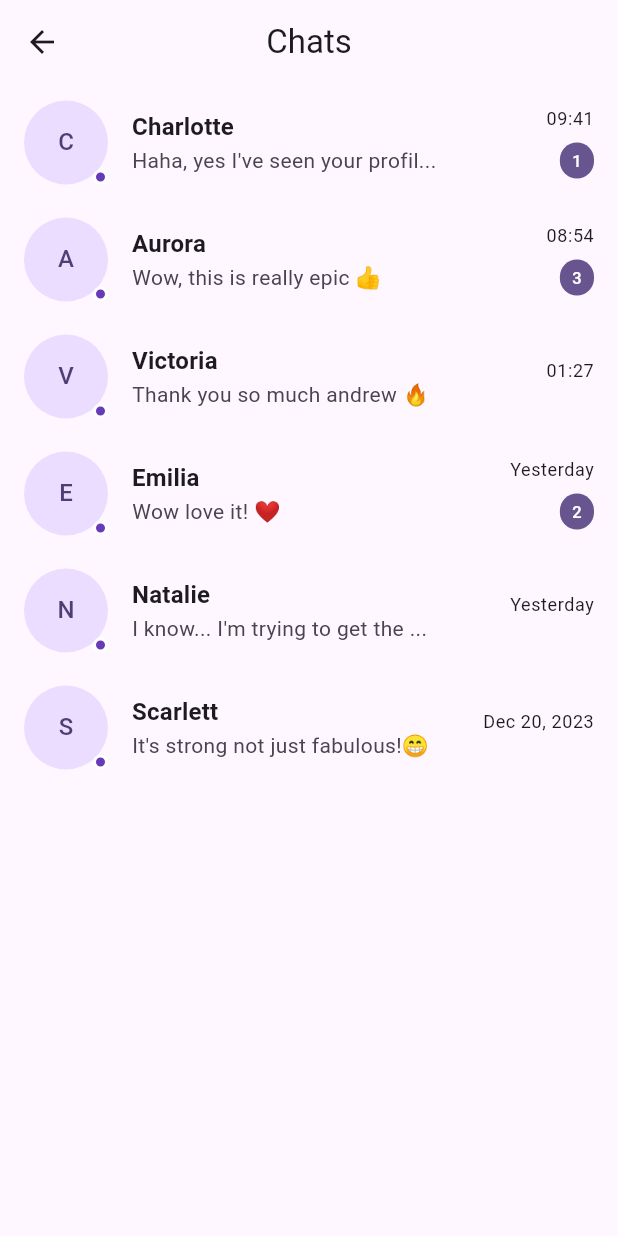
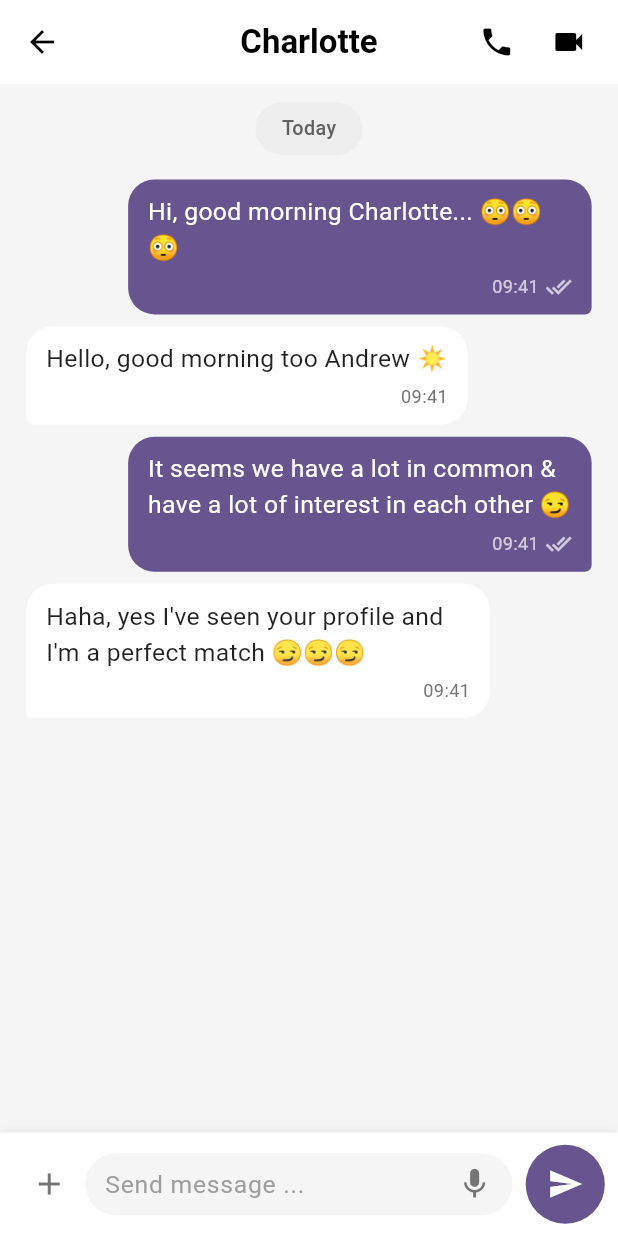
Before and after one commit to nishant678/bondlyze, a Flutter app: the ChatScreen screen opened directly, after a tap on an icon or button, on a phone screen of 412 x 824 dp. Run offline on Flutter 3.47's test engine with Material 3 defaults, Android fonts, the light colour scheme and no system bars; our stand-ins replace flutter_screenutil, get_it.

Commit message:
new changes in message screen

```diff
--- a/lib/config/routes/routes.dart
+++ b/lib/config/routes/routes.dart
@@ -2,6 +2,7 @@ import 'package:bondlyze/config/routes/routes_name.dart';
 import 'package:bondlyze/view/bottom_bar.dart';
 import 'package:bondlyze/view/home_screen.dart';
 import 'package:bondlyze/view/login_screen.dart';
+import 'package:bondlyze/view/message_screen.dart';
 import 'package:bondlyze/view/splash_screen.dart';
 import 'package:flutter/material.dart';
 
@@ -20,6 +21,13 @@ class Routes {
       case RoutesName.login:
         return MaterialPageRoute(builder: (BuildContext context) => const LoginScreen());
 
+      case RoutesName.message:
+        final args = settings.arguments as Map<String, dynamic>?;
+        final contactName = args?['contactName'] as String? ?? 'Charlotte';
+        return MaterialPageRoute(
+          builder: (BuildContext context) => MessageScreen(contactName: contactName),
+        );
+
       default:
         return MaterialPageRoute(builder: (_) {
           return const Scaffold(
--- a/lib/config/routes/routes_name.dart
+++ b/lib/config/routes/routes_name.dart
@@ -10,6 +10,7 @@ class RoutesName {
   //home screen routes name
   static const String home = 'home_screen' ;
   static const String bottom_bar = 'bottom_bar' ;
+  static const String message = 'message_screen' ;
 
 
 }
--- /dev/null
+++ b/lib/model/chat_message_model.dart
@@ -0,0 +1,14 @@
+
+class ChatMessage {
+  final String text;
+  final bool isSent;
+  final String time;
+  final bool isRead;
+
+  ChatMessage({
+    required this.text,
+    required this.isSent,
+    required this.time,
+    this.isRead = false,
+  });
+}
--- /dev/null
+++ b/lib/view/message_screen.dart
@@ -0,0 +1,359 @@
+import 'package:bondlyze/model/chat_message_model.dart';
+import 'package:flutter/material.dart';
+import 'package:bondlyze/utils/responsive.dart';
+
+class MessageScreen extends StatefulWidget {
+  final String contactName;
+
+  const MessageScreen({
+    super.key,
+    this.contactName = 'Charlotte',
+  });
+
+  @override
+  State<MessageScreen> createState() => _MessageScreenState();
+}
+
+class _MessageScreenState extends State<MessageScreen> {
+  final TextEditingController _messageController = TextEditingController();
+  final List<ChatMessage> _messages = [
+    ChatMessage(
+      text: "Hi, good morning Charlotte... 😳😳😳",
+      isSent: true,
+      time: "09:41",
+      isRead: true,
+    ),
+    ChatMessage(
+      text: "Hello, good morning too Andrew ☀️",
+      isSent: false,
+      time: "09:41",
+    ),
+    ChatMessage(
+      text: "It seems we have a lot in common & have a lot of interest in each other 😏",
+      isSent: true,
+      time: "09:41",
+      isRead: true,
+    ),
+    ChatMessage(
+      text: "Haha, yes I've seen your profile and I'm a perfect match 😏😏😏",
+      isSent: false,
+      time: "09:41",
+    ),
+  ];
+
+  @override
+  void dispose() {
+    _messageController.dispose();
+    super.dispose();
+  }
+
+  @override
+  Widget build(BuildContext context) {
+    final theme = Theme.of(context);
+    final primaryColor = theme.colorScheme.primary;
+
+    return Scaffold(
+      backgroundColor: Colors.grey[100],
+      appBar: AppBar(
+        elevation: 0,
+        backgroundColor: Colors.white,
+        leading: IconButton(
+          icon: const Icon(Icons.arrow_back, color: Colors.black),
+          onPressed: () => Navigator.of(context).pop(),
+        ),
+        title: Text(
+          widget.contactName,
+          style: theme.textTheme.titleLarge?.copyWith(
+            fontWeight: FontWeight.w600,
+            color: Colors.black,
+          ),
+        ),
+        centerTitle: true,
+        actions: [
+          IconButton(
+            icon: const Icon(Icons.phone, color: Colors.black),
+            onPressed: () {},
+          ),
+          IconButton(
+            icon: const Icon(Icons.videocam, color: Colors.black),
+            onPressed: () {},
+          ),
+          SizedBox(width: context.rw(8)),
+        ],
+      ),
+      body: Column(
+        children: [
+          Expanded(
+            child: ListView(
+              padding: EdgeInsets.symmetric(vertical: context.rh(12)),
+              children: [
+                _DateSeparator(label: 'Today'),
+                SizedBox(height: context.rh(16)),
+                ..._messages.map((msg) => _ChatBubble(
+                  message: msg,
+                  primaryColor: primaryColor,
+                )),
+                SizedBox(height: context.rh(8)),
+              ],
+            ),
+          ),
+          _MessageInputField(
+            controller: _messageController,
+            primaryColor: primaryColor,
+            onSend: () {
+              if (_messageController.text.trim().isNotEmpty) {
+                setState(() {
+                  _messages.add(ChatMessage(
+                    text: _messageController.text.trim(),
+                    isSent: true,
+                    time: _formatTime(DateTime.now()),
+                    isRead: false,
+                  ));
+                });
+                _messageController.clear();
+              }
+            },
+          ),
+        ],
+      ),
+    );
+  }
+
+  String _formatTime(DateTime time) {
+    return '${time.hour.toString().padLeft(2, '0')}:${time.minute.toString().padLeft(2, '0')}';
+  }
+}
+
+
+class _DateSeparator extends StatelessWidget {
+  final String label;
+
+  const _DateSeparator({required this.label});
+
+  @override
+  Widget build(BuildContext context) {
+    return Center(
+      child: Container(
+        padding: context.pxy(16, 8),
+        decoration: BoxDecoration(
+          color: Colors.grey[200],
+          borderRadius: BorderRadius.circular(20),
+        ),
+        child: Text(
+          label,
+          style: TextStyle(
+            fontSize: context.rf(12),
+            color: Colors.grey[700],
+            fontWeight: FontWeight.w500,
+          ),
+        ),
+      ),
+    );
+  }
+}
+
+class _ChatBubble extends StatelessWidget {
+  final ChatMessage message;
+  final Color primaryColor;
+
+  const _ChatBubble({
+    required this.message,
+    required this.primaryColor,
+  });
+
+  @override
+  Widget build(BuildContext context) {
+    if (message.isSent) {
+      return Padding(
+        padding: EdgeInsets.only(
+          left: context.rw(60),
+          right: context.rw(16),
+          bottom: context.rh(8),
+        ),
+        child: Align(
+          alignment: Alignment.centerRight,
+          child: Container(
+            constraints: BoxConstraints(maxWidth: context.sw(0.75)),
+            padding: context.pxy(12, 10),
+            decoration: BoxDecoration(
+              color: primaryColor,
+              borderRadius: BorderRadius.only(
+                topLeft: Radius.circular(context.rw(16)),
+                topRight: Radius.circular(context.rw(16)),
+                bottomLeft: Radius.circular(context.rw(16)),
+                bottomRight: Radius.circular(context.rw(4)),
+              ),
+            ),
+            child: Column(
+              crossAxisAlignment: CrossAxisAlignment.end,
+              children: [
+                Text(
+                  message.text,
+                  style: TextStyle(
+                    color: Colors.white,
+                    fontSize: context.rf(15),
+                  ),
+                ),
+                SizedBox(height: context.rh(4)),
+                Row(
+                  mainAxisSize: MainAxisSize.min,
+                  children: [
+                    Text(
+                      message.time,
+                      style: TextStyle(
+                        color: Colors.white70,
+                        fontSize: context.rf(11),
+                      ),
+                    ),
+                    SizedBox(width: context.rw(4)),
+                    Icon(
+                      message.isRead ? Icons.done_all : Icons.done,
+                      size: context.rf(16),
+                      color: Colors.white70,
+                    ),
+                  ],
+                ),
+              ],
+            ),
+          ),
+        ),
+      );
+    } else {
+      return Padding(
+        padding: EdgeInsets.only(
+          left: context.rw(16),
+          right: context.rw(60),
+          bottom: context.rh(8),
+        ),
+        child: Align(
+          alignment: Alignment.centerLeft,
+          child: Container(
+            constraints: BoxConstraints(maxWidth: context.sw(0.75)),
+            padding: context.pxy(12, 10),
+            decoration: BoxDecoration(
+              color: Colors.white,
+              borderRadius: BorderRadius.only(
+                topLeft: Radius.circular(context.rw(16)),
+                topRight: Radius.circular(context.rw(16)),
+                bottomLeft: Radius.circular(context.rw(4)),
+                bottomRight: Radius.circular(context.rw(16)),
+              ),
+            ),
+            child: Column(
+              crossAxisAlignment: CrossAxisAlignment.end,
+              children: [
+                Text(
+                  message.text,
+                  style: TextStyle(
+                    color: Colors.black87,
+                    fontSize: context.rf(15),
+                  ),
+                ),
+                SizedBox(height: context.rh(4)),
+                Text(
+                  message.time,
+                  style: TextStyle(
+                    color: Colors.grey[600],
+                    fontSize: context.rf(11),
+                  ),
+                ),
+              ],
+            ),
+          ),
+        ),
+      );
+    }
+  }
+}
+
+class _MessageInputField extends StatelessWidget {
+  final TextEditingController controller;
+  final Color primaryColor;
+  final VoidCallback onSend;
+
+  const _MessageInputField({
+    required this.controller,
+    required this.primaryColor,
+    required this.onSend,
+  });
+
+  @override
+  Widget build(BuildContext context) {
+    return Container(
+      padding: context.pxy(8, 8),
+      decoration: BoxDecoration(
+        color: Colors.white,
+        boxShadow: [
+          BoxShadow(
+            color: Colors.black.withOpacity(0.05),
+            blurRadius: 4,
+            offset: const Offset(0, -2),
+          ),
+        ],
+      ),
+      child: SafeArea(
+        child: Row(
+          children: [
+            IconButton(
+              icon: Icon(Icons.add, color: Colors.grey[600]),
+              onPressed: () {},
+            ),
+            Expanded(
+              child: Container(
+                padding: context.pxy(12, 8),
+                decoration: BoxDecoration(
+                  color: Colors.grey[100],
+                  borderRadius: BorderRadius.circular(context.rw(24)),
+                ),
+                child: Row(
+                  children: [
+                    Expanded(
+                      child: TextField(
+                        controller: controller,
+                        keyboardType: TextInputType.multiline,
+                        textInputAction: TextInputAction.newline,
+                        minLines: 1,
+                        maxLines: 5,
+                        decoration: InputDecoration(
+                          hintText: 'Send message ...',
+                          hintStyle: TextStyle(
+                            color: Colors.grey[500],
+                            fontSize: context.rf(15),
+                          ),
+                          border: InputBorder.none,
+                          contentPadding: EdgeInsets.zero,
+                          isDense: true,
+                        ),
+                        style: TextStyle(fontSize: context.rf(15)),
+                        textCapitalization: TextCapitalization.sentences,
+                      ),
+                    ),
+                    SizedBox(width: context.rw(8)),
+                    Icon(
+                      Icons.mic,
+                      color: Colors.grey[600],
+                      size: context.rf(22),
+                    ),
+                  ],
+                ),
+              ),
+            ),
+            SizedBox(width: context.rw(8)),
+            Container(
+              width: context.rw(48),
+              height: context.rw(48),
+              decoration: BoxDecoration(
+                color: primaryColor,
+                shape: BoxShape.circle,
+              ),
+              child: IconButton(
+                icon: const Icon(Icons.send, color: Colors.white),
+                onPressed: onSend,
+              ),
+            ),
+          ],
+        ),
+      ),
+    );
+  }
+}
--- a/lib/view/widget/chat_tile.dart
+++ b/lib/view/widget/chat_tile.dart
@@ -1,3 +1,4 @@
+import 'package:bondlyze/config/routes/routes_name.dart';
 import 'package:bondlyze/model/chat_item_model.dart';
 import 'package:flutter/material.dart';
 
@@ -66,7 +67,13 @@ class ChatTile extends StatelessWidget {
             ),
         ],
       ),
-      onTap: () {},
+      onTap: () {
+        Navigator.pushNamed(
+          context,
+          RoutesName.message,
+          arguments: {'contactName': chat.name},
+        );
+      },
     );
   }
 }
```
